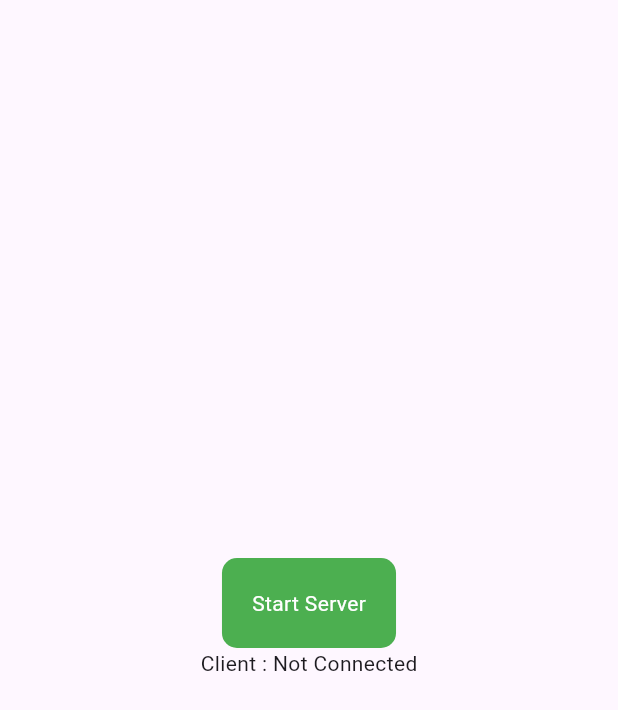
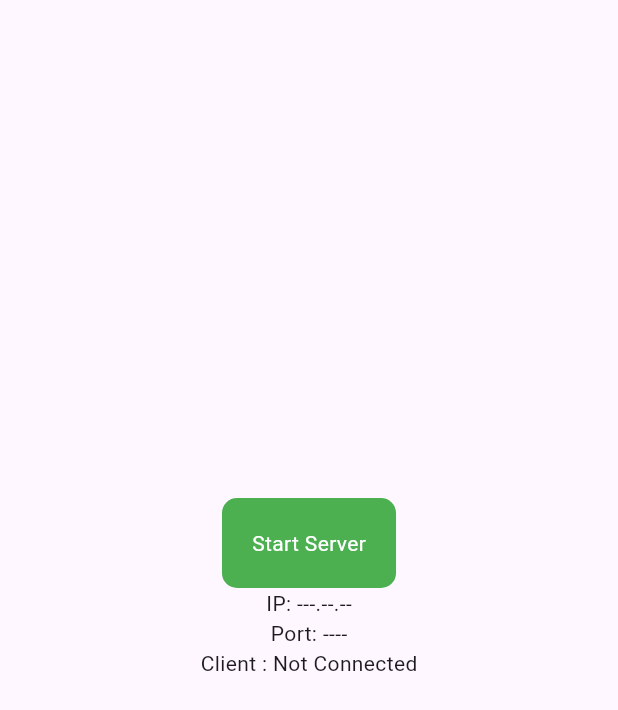
Before and after one commit to mohammedafreedps/Text-Transmitter, a Flutter app: the HomeScreenWindows screen opened directly, after a tap on "Start Server", on a phone screen of 412 x 824 dp. Shown: the top 710 px of the screen. Run offline on Flutter 3.47's test engine with Material 3 defaults, Android fonts, the phone set to English and light mode, and no system bars; missing offline and left inert: clipboard, clipboard_watcher, window_manager.

Commit message:
status updating sending properly

```diff
--- a/lib/main.dart
+++ b/lib/main.dart
@@ -37,6 +37,7 @@ class MyApp extends StatelessWidget {
         ChangeNotifierProvider(create: (_) => ClientProvider()),
       ],
       child: MaterialApp(
+        debugShowCheckedModeBanner: false,
         home: Platform.isWindows ? HomeScreenWindows() : HomwScreenAndroid(),
       ),
     );
--- a/lib/providers/client_provider.dart
+++ b/lib/providers/client_provider.dart
@@ -6,23 +6,29 @@ class ClientProvider extends ChangeNotifier {
   ClipBoardMonitor clipBoardMonitor = ClipBoardMonitor();
   String recivedText = '';
   bool isConnectedToServer = false;
+  bool isLoading = false;
 
   void onConnectToServer() {
+    isLoading = true;
+    notifyListeners();
     ServerManager.connectServer(onMessageRecive: ({required message}) {
       recivedText = message;
       notifyListeners();
     },onConnected: (status) {
       isConnectedToServer = status;
       clipBoardMonitor.initClipboardWatcher();
+      isLoading = false;
       notifyListeners();
     },);
   }
 
   void onDisconnectFromServer(){
+    isLoading = true;
     ServerManager.disconnectClient(onDisconnected: ({required status}) {
       if(status == true){
         isConnectedToServer = false;
         clipBoardMonitor.stopClipboardWatcher();
+        isLoading = false;
         notifyListeners();
       }
     },);
--- a/lib/providers/server_provider.dart
+++ b/lib/providers/server_provider.dart
@@ -1,5 +1,6 @@
 import 'package:flutter/material.dart';
 import 'package:texttransmitter/services/clipboard_monitor.dart';
+import 'package:texttransmitter/services/get_ip_address.dart';
 import 'package:texttransmitter/services/server.dart';
 
 class ServerProvider extends ChangeNotifier {
@@ -7,30 +8,45 @@ class ServerProvider extends ChangeNotifier {
   int openedPortNumber = 0;
   bool isServerStarted = false;
   bool isClientConnected = false;
+  String IPv4Address = '';
+  String recivedText = '';
 
-
-  void toStartServer()async{
-    await ServerManager.startServer(onServerStart: ({required serverStatus, port}) {
-      print('${isServerStarted.toString()} from the server method');
+  void toStartServer() async {
+    IPv4Address = await getIPv4Address() ?? 'Ip Could not found';
+    notifyListeners();
+    await ServerManager.startServer(
+      onServerStart: ({required serverStatus, port}) {
         isServerStarted = serverStatus;
         openedPortNumber = port ?? 0;
         notifyListeners();
-    },onClientConnected:({required clientConnected}) {
+      },
+      onClientConnected: ({required clientConnected}) {
         isClientConnected = true;
         clipBoardMonitor.initClipboardWatcher();
         notifyListeners();
-    },);
+      },
+      onMessageRecived: ({required message}){
+        recivedText = message;
+        notifyListeners();
+      },
+      onClientDisconnected: ({required clientConnected}) {
+        isClientConnected = false;
+        notifyListeners();
+      },
+    );
   }
 
-  void toStopServer()async{
-    await ServerManager.stopServer(onServerStopped: ({required isServerStopped}) {
-      if(isServerStopped){
+  void toStopServer() async {
+    await ServerManager.stopServer(
+      onServerStopped: ({required isServerStopped}) {
+        if (isServerStopped) {
           isServerStarted = false;
           openedPortNumber = 0;
           isClientConnected = false;
           clipBoardMonitor.stopClipboardWatcher();
           notifyListeners();
         }
-    },);
+      },
+    );
   }
 }
--- a/lib/screens/home_screen_android/home_screen_android.dart
+++ b/lib/screens/home_screen_android/home_screen_android.dart
@@ -15,6 +15,7 @@ class HomwScreenAndroid extends StatelessWidget {
           child: Column(
         mainAxisAlignment: MainAxisAlignment.center,
         children: [
+          context.watch<ClientProvider>().isLoading ? const CircularProgressIndicator(color: Colors.black87,) :
           context.watch<ClientProvider>().isConnectedToServer
               ? AppButton(
                   lable: 'Disconnect',
@@ -30,6 +31,8 @@ class HomwScreenAndroid extends StatelessWidget {
                     context.read<ClientProvider>().onConnectToServer();
                   },
                 ),
+          context.watch<ClientProvider>().isConnectedToServer ? Text('Server Connected') : SizedBox(),
+          SizedBox(height: 40,),
           context.watch<ClientProvider>().recivedText.isNotEmpty
               ? SelectableText(context.watch<ClientProvider>().recivedText)
               : const SizedBox()
--- a/lib/screens/home_screen_windows/home_screen_windows.dart
+++ b/lib/screens/home_screen_windows/home_screen_windows.dart
@@ -32,15 +32,19 @@ class HomeScreenWindows extends StatelessWidget {
                       context.read<ServerProvider>().toStartServer();
                     },
                   ),
+            context.watch<ServerProvider>().isServerStarted ? Text('IP: ${context.watch<ServerProvider>().IPv4Address}') : Text('IP: ---.--.--'),
             context.watch<ServerProvider>().openedPortNumber != 0
                 ? Text(
                     'Port: ${context.watch<ServerProvider>().openedPortNumber.toString()}')
-                : const SizedBox(),
+                : const Text('Port: ----'),
 
                 context.watch<ServerProvider>().isClientConnected
-                ? Text(
+                ? const Text(
                     'Client : Connected')
-                : Text('Client : Not Connected')
+                : const Text('Client : Not Connected'),
+
+            SizedBox(height: 40,),
+            context.watch<ServerProvider>().recivedText.isNotEmpty ? Text(context.watch<ServerProvider>().recivedText) : const SizedBox()
           ],
         ),
       ),
--- a/lib/services/clipboard_monitor.dart
+++ b/lib/services/clipboard_monitor.dart
@@ -19,13 +19,11 @@ class ClipBoardMonitor with ClipboardListener {
   @override
   void onClipboardChanged() async {
     ClipboardData? newClipboardData = await Clipboard.getData(Clipboard.kTextPlain);
-
     if(Platform.isWindows){
       ServerManager.sentFromPc(newClipboardData?.text ?? '');
     }
     if(Platform.isAndroid){
-      print('from android');
-      print(newClipboardData?.text);
+      ServerManager.sentFromMobile(newClipboardData?.text ?? '');
     }
   }
 }
--- /dev/null
+++ b/lib/services/get_ip_address.dart
@@ -0,0 +1,16 @@
+import 'dart:io';
+
+Future<String?> getIPv4Address() async {
+  try {
+    for (var interface in await NetworkInterface.list()) {
+      for (var addr in interface.addresses) {
+        if (addr.type == InternetAddressType.IPv4) {
+          return addr.address;
+        }
+      }
+    }
+    return null;
+  } catch (e) {
+    throw e;
+  }
+}
```
Also changed, not shown: lib/services/copy_to_clipboard.dart (added, +7 -0 lines), lib/services/server.dart (+46 -35 lines). Lines whose indentation alone changed are shown as unchanged.
